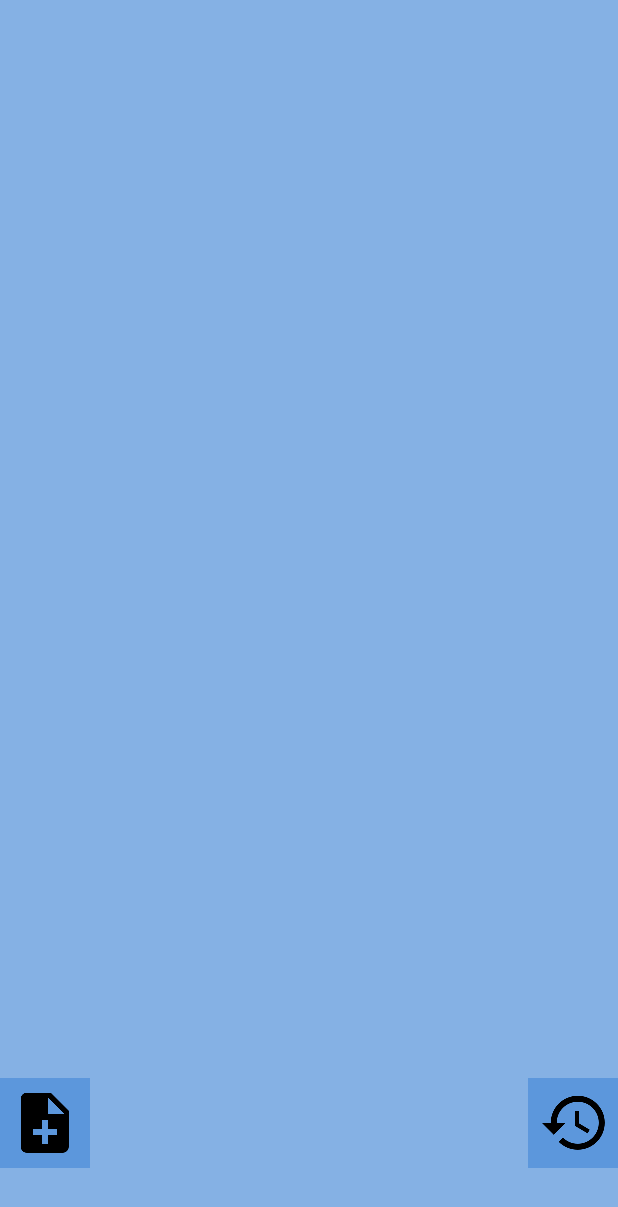
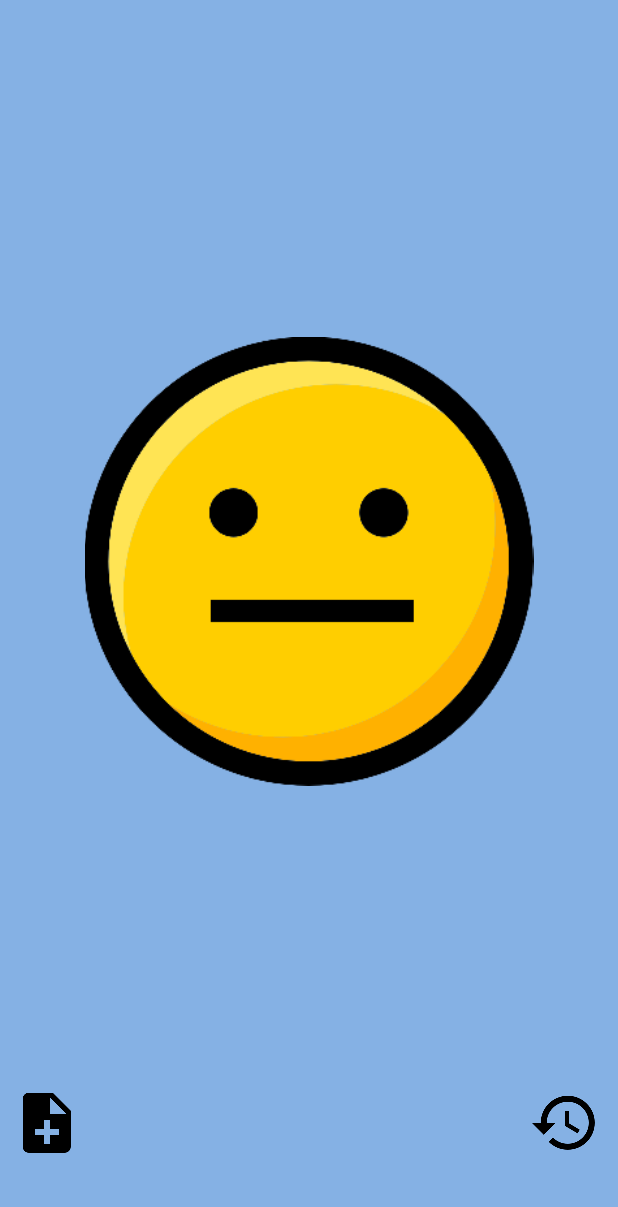
Before and after one commit to Gyraxy/MoodTracker, an Android app: the screen it shows after launch (MainActivity), on a phone screen of 412 x 824 dp. Shown: the top 1207 px of the screen. Run offline under Robolectric (Android 15) with nearby library versions, the phone set to English and light mode, and no system bars.

Commit message:
ImageButton (Comments+historic) change to ImageView + Smiley modified with fragment slide

```diff
--- a/app/src/main/java/com/duboscq/nicolas/moodtracker/Adapters/PageAdapter.java
+++ b/app/src/main/java/com/duboscq/nicolas/moodtracker/Adapters/PageAdapter.java
@@ -5,6 +5,7 @@ import android.support.v4.app.FragmentManager;
 import android.support.v4.app.FragmentPagerAdapter;
 
 import com.duboscq.nicolas.moodtracker.Controllers.Fragments.PageFragment;
+import com.duboscq.nicolas.moodtracker.R;
 
 /**
  * Created by Nicolas DUBOSCQ on 14/06/2018
@@ -27,7 +28,18 @@ public class PageAdapter extends FragmentPagerAdapter{
 
     @Override
     public Fragment getItem(int position){
-        return(PageFragment.newInstance(position, this.colors[position], this.smileys[position]));
+        switch (position){
+            case 0:
+                return(PageFragment.newInstance(this.colors[position], R.drawable.smiley_sad));
+            case 1:
+                return(PageFragment.newInstance(this.colors[position], R.drawable.smiley_disappointed));
+            case 2:
+                return(PageFragment.newInstance(this.colors[position], R.drawable.smiley_normal));
+            case 3:
+                return(PageFragment.newInstance(this.colors[position], R.drawable.smiley_happy));
+            case 4:
+                return(PageFragment.newInstance(this.colors[position], R.drawable.smiley_super_happy));
+            default : return null;
+        }
     }
-
 }
--- a/app/src/main/java/com/duboscq/nicolas/moodtracker/Controllers/Activities/MainActivity.java
+++ b/app/src/main/java/com/duboscq/nicolas/moodtracker/Controllers/Activities/MainActivity.java
@@ -22,7 +22,7 @@ public class MainActivity extends AppCompatActivity {
     }
 
     private void configureViewPager(){
-        ViewPager pager = (ViewPager)findViewById(R.id.activity_main_viewpager);
+        ViewPager pager = findViewById(R.id.activity_main_viewpager);
         pager.setAdapter(new PageAdapter(getSupportFragmentManager(), getResources().getIntArray(R.array.colorPagesViewPager), getResources().getIntArray(R.array.smileyImage)){
         });
         pager.setCurrentItem(2);
--- a/app/src/main/java/com/duboscq/nicolas/moodtracker/Controllers/Fragments/PageFragment.java
+++ b/app/src/main/java/com/duboscq/nicolas/moodtracker/Controllers/Fragments/PageFragment.java
@@ -27,7 +27,7 @@ public class PageFragment extends Fragment {
 
 
     // 2 - Method that will create a new instance of PageFragment, and add data to its bundle.
-    public static PageFragment newInstance(int position, int color, int smileys) {
+    public static PageFragment newInstance(int color, int smileys) {
 
         // 2.1 Create new fragment
         PageFragment frag = new PageFragment();
@@ -49,10 +49,8 @@ public class PageFragment extends Fragment {
         View result = inflater.inflate(R.layout.fragment_page, container, false);
 
         // 4 - Get widgets from layout and serialise it
-        LinearLayout rootView= (LinearLayout) result.findViewById(R.id.fragment_page_rootview);
-        ImageButton button_commentary = (ImageButton) result.findViewById(R.id.commentary_btn);
-        ImageButton button_historic = (ImageButton) result.findViewById(R.id.historic_btn);
-        ImageView smiley_img = (ImageView) result.findViewById(R.id.smiley_img);
+        LinearLayout rootView = result.findViewById(R.id.fragment_page_rootview);
+        ImageView smiley_img = result.findViewById(R.id.smiley_img);
 
         // 5 - Get data from Bundle (created in method newInstance)
         int color = getArguments().getInt(KEY_COLOR, -1);
@@ -60,8 +58,6 @@ public class PageFragment extends Fragment {
 
         // 6 - Update widgets with it
         rootView.setBackgroundColor(color);
-        button_commentary.setBackgroundColor(color);
-        button_historic.setBackgroundColor(color);
         smiley_img.setImageResource(smileys);
 
         return result;
--- a/app/src/main/res/layout/fragment_page.xml
+++ b/app/src/main/res/layout/fragment_page.xml
@@ -32,20 +32,22 @@
         android:layout_weight="1"
         android:orientation="horizontal">
 
-        <ImageButton
+        <ImageView
             android:id="@+id/commentary_btn"
-            android:layout_width="60dp"
-            android:layout_height="60dp"
+            android:layout_width="wrap_content"
+            android:layout_height="wrap_content"
             android:layout_alignParentStart="true"
             android:layout_centerVertical="true"
+            android:layout_marginLeft="15dp"
             android:src="@drawable/ic_note_add_black" />
 
-        <ImageButton
+        <ImageView
             android:id="@+id/historic_btn"
-            android:layout_width="60dp"
-            android:layout_height="60dp"
+            android:layout_width="wrap_content"
+            android:layout_height="wrap_content"
             android:layout_alignParentEnd="true"
             android:layout_centerVertical="true"
+            android:layout_marginRight="15dp"
             android:src="@drawable/ic_history_black" />
 
 
--- a/app/src/main/res/values/colors.xml
+++ b/app/src/main/res/values/colors.xml
@@ -5,6 +5,12 @@
     <color name="colorAccent">#ff00796b</color>
 
     <!-- Background colors used for the different moods -->
+    <color name="faded_red">#ffde3c50</color>
+    <color name="warm_grey">#ff9b9b9b</color>
+    <color name="cornflower_blue_65">#a5468ad9</color>
+    <color name="light_sage">#ffb8e986</color>
+    <color name="banana_yellow">#fff9ec4f</color>
+
     <array name="colorPagesViewPager">
     <item>#ffde3c50</item>
     <item>#ff9b9b9b</item>
--- a/app/src/main/res/values/smiley.xml
+++ b/app/src/main/res/values/smiley.xml
@@ -1,10 +1,10 @@
 <?xml version="1.0" encoding="utf-8"?>
 <resources>
-    <integer-array name="smileyImage">
-        <item>@drawable/smiley_sad</item>
-        <item>@drawable/smiley_disappointed</item>
-        <item>@drawable/smiley_normal</item>
-        <item>@drawable/smiley_happy</item>
-        <item>@drawable/smiley_super_happy</item>
-    </integer-array>
+    <array name="smileyImage">
+        <item>#ffde3c50</item>
+        <item>#ff9b9b9b</item>
+        <item>#a5468ad9</item>
+        <item>#ffb8e986</item>
+        <item>#fff9ec4f</item>
+    </array>
 </resources>
```
